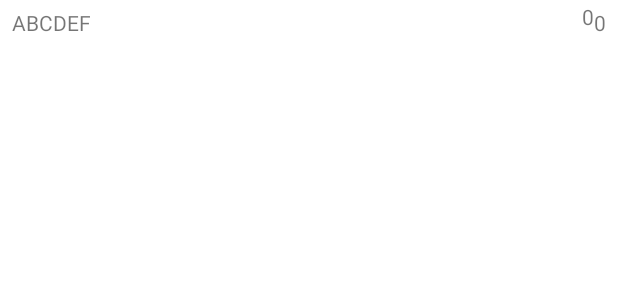
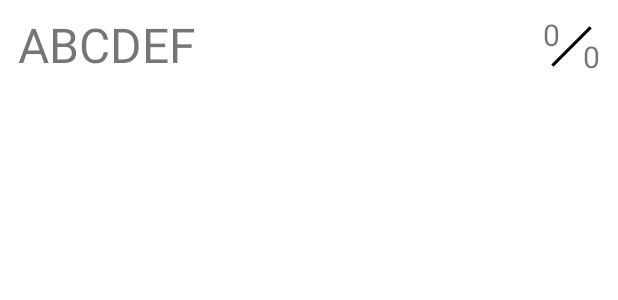
Before and after one commit to zcr003/codebreaker, an Android app: the layout item_guess.xml on its own in the app's theme, with its tools: preview values and no code run, on a phone screen of 412 x 824 dp. Shown: the top 300 px of the screen. Run offline under Robolectric (Android 15) with nearby library versions, the phone set to English and light mode, and no system bars; network calls fail.

Commit message:
Clean-up & refactor/simplify.

```diff
--- /dev/null
+++ b/app/src/main/res/drawable/results_divider.xml
@@ -0,0 +1,19 @@
+<?xml version="1.0" encoding="utf-8"?>
+
+<rotate
+  xmlns:android="http://schemas.android.com/apk/res/android"
+ android:fromDegrees="135"
+  android:toDegrees="135"
+  android:pivotX="50%"
+  android:pivotY="50%">
+
+  <shape
+  android:shape="line">
+
+    <stroke
+      android:width="2dp"
+      android:color="?attr/colorPrimaryDark"/>
+
+  </shape>
+
+</rotate>
--- a/app/src/main/res/layout/item_guess.xml
+++ b/app/src/main/res/layout/item_guess.xml
@@ -6,38 +6,50 @@
   xmlns:tools="http://schemas.android.com/tools"
   android:padding="@dimen/half_static_spacing">
 
-<!--  The text parameters for our guesses-->
+  <!--  The text parameters for our guesses-->
   <TextView
     android:id="@+id/text"
-    android:layout_width="wrap_content"
+    android:layout_width="0dp"
     android:layout_height="wrap_content"
-    android:layout_margin="@dimen/half_static_spacing"
-    android:includeFontPadding="false"
+    android:layout_margin="@dimen/half_dynamic_spacing"
+    style="@style/GuessItem"
     app:layout_constraintTop_toTopOf="parent"
     app:layout_constraintStart_toStartOf="parent"
+    app:layout_constraintBottom_toBottomOf="parent"
+    app:layout_constraintEnd_toStartOf="@id/results_container"
     tools:text="ABCDEF"/>
 
-<!--  Text parameter for our matches-->
+  <ImageView
+    android:id="@+id/results_container"
+    android:layout_width="0dp"
+    android:layout_height="0dp"
+    android:layout_marginHorizontal="@dimen/half_dynamic_spacing"
+    android:src="@drawable/results_divider"
+    app:layout_constraintEnd_toEndOf="parent"
+    app:layout_constraintTop_toTopOf="@id/text"
+    app:layout_constraintBottom_toBottomOf="@id/text"
+    app:layout_constraintDimensionRatio="W,1:1"
+    tools:ignore="ContentDescription"/>
+
+
+  <!--  Text parameter for our matches-->
   <TextView
     android:id="@+id/exact_matches"
     android:layout_width="wrap_content"
     android:layout_height="wrap_content"
-    android:includeFontPadding="false"
-    android:layout_marginStart="@dimen/half_static_spacing"
-    app:layout_constraintTop_toTopOf="parent"
-    app:layout_constraintEnd_toStartOf="@id/near_matches"
+    style="@style/MatchCount"
+    app:layout_constraintTop_toTopOf="@id/results_container"
+    app:layout_constraintStart_toStartOf="@id/results_container"
     tools:text="0"/>
 
   <TextView
     android:id="@+id/near_matches"
     android:layout_width="wrap_content"
     android:layout_height="wrap_content"
-    android:includeFontPadding="false"
-    android:layout_marginEnd="@dimen/half_static_spacing"
-    app:layout_constraintEnd_toEndOf="parent"
-    app:layout_constraintBottom_toBottomOf="parent"
+    style="@style/MatchCount"
+    app:layout_constraintEnd_toEndOf="@id/results_container"
+    app:layout_constraintBottom_toBottomOf="@id/results_container"
     tools:text="0"/>
 
 
-
 </androidx.constraintlayout.widget.ConstraintLayout>
--- a/app/src/main/res/values/dimens.xml
+++ b/app/src/main/res/values/dimens.xml
@@ -10,4 +10,5 @@
   <dimen name="half_compact_spacing">2dp</dimen>
   <dimen name="max_guess_container_height">80dp</dimen>
   <dimen name="base_emoji_size">32sp</dimen>
+  <dimen name="match_count_size">20sp</dimen>
 </resources>
--- a/app/src/main/res/values/styles.xml
+++ b/app/src/main/res/values/styles.xml
@@ -14,5 +14,16 @@
      <item name="android:includeFontPadding">false</item>
    </style>
 
+  <style name="GuessItem">
+    <item name="android:textSize">@dimen/base_emoji_size</item>
+    <item name="android:includeFontPadding">false</item>
+  </style>
+
+ <style name="MatchCount">
+    <item name="android:textSize">@dimen/match_count_size</item>
+    <item name="android:includeFontPadding">false</item>
+  </style>
+
+
 
 </resources>
```
